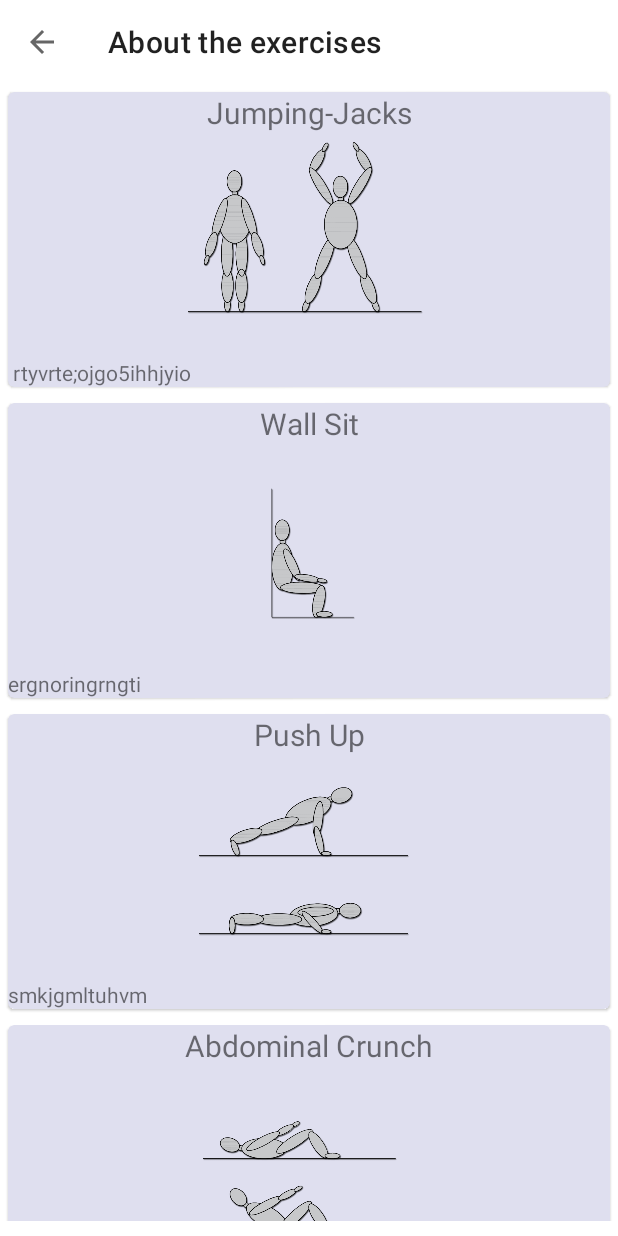
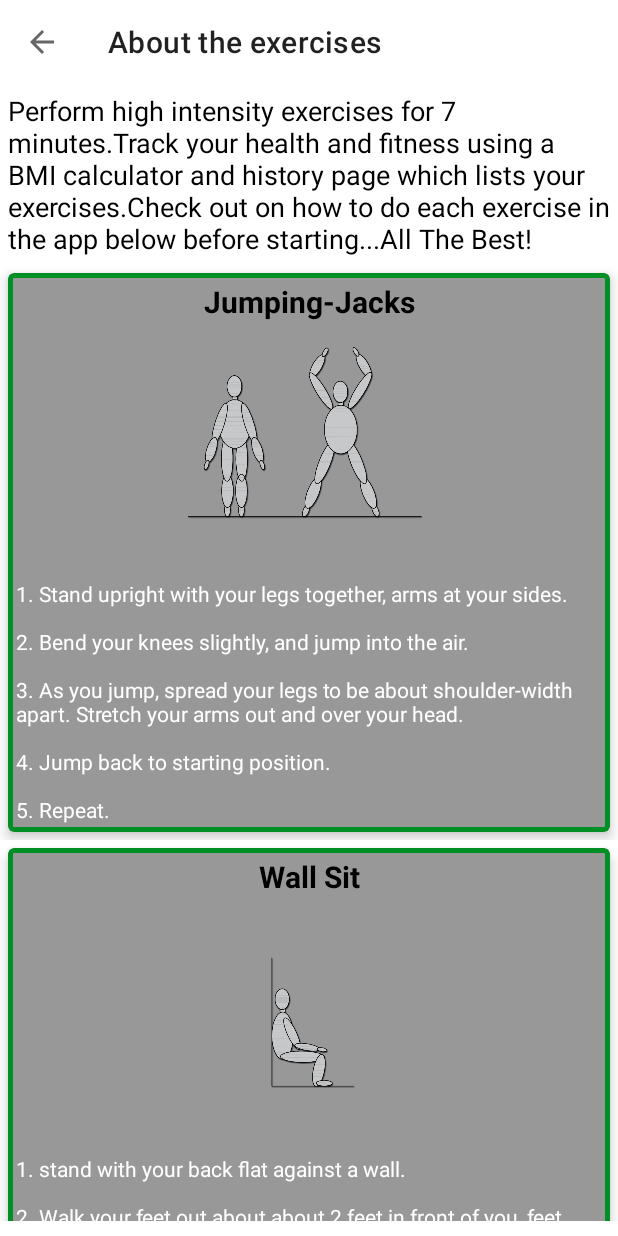
Before and after one commit to Samarth-Natrajan/7MinuteWorkout_App, an Android app: the screen it shows after launch (AboutExercisesActivity), after a tap on an icon or button, on a phone screen of 412 x 824 dp. Run offline under Robolectric (Android 15) with nearby library versions, the phone set to English and light mode, and no system bars.

Commit message:
99.99%complete

```diff
--- a/app/src/main/AndroidManifest.xml
+++ b/app/src/main/AndroidManifest.xml
@@ -9,25 +9,32 @@
         android:fullBackupContent="@xml/backup_rules"
         android:icon="@drawable/appicon3"
         android:label="@string/app_name"
+
         android:supportsRtl="true"
         android:theme="@style/Theme.7MinuteWorkoutApp"
         tools:targetApi="31">
         <activity
+            android:screenOrientation="portrait"
             android:name=".AboutExercisesActivity"
             android:exported="false" />
         <activity
+            android:screenOrientation="portrait"
             android:name=".HistoryActivity"
             android:exported="false" />
         <activity
+            android:screenOrientation="portrait"
             android:name=".BMIActivity"
             android:exported="false" />
         <activity
+            android:screenOrientation="portrait"
             android:name=".FinishActivity"
             android:exported="false" />
         <activity
+            android:screenOrientation="portrait"
             android:name=".ExerciseActivity"
             android:exported="false" />
         <activity
+            android:screenOrientation="portrait"
             android:name=".MainActivity"
             android:exported="true">
             <intent-filter>
--- a/app/src/main/java/com/example/a7minuteworkoutapp/AboutList.kt
+++ b/app/src/main/java/com/example/a7minuteworkoutapp/AboutList.kt
@@ -2,17 +2,100 @@ package com.example.a7minuteworkoutapp
 
 object AboutList {
     val aboutList = listOf<AboutExercise>(
-        AboutExercise("Jumping-Jacks",R.drawable.ic_jumping_jacks," rtyvrte;ojgo5ihhjyio"),
-        AboutExercise("Wall Sit",R.drawable.ic_wall_sit,"ergnoringrngti"),
-        AboutExercise("Push Up",R.drawable.ic_push_up,"smkjgmltuhvm"),
-        AboutExercise("Abdominal Crunch",R.drawable.ic_abdominal_crunch,"ihgeigoetjg"),
-        AboutExercise("Step up onto Chair",R.drawable.ic_step_up_onto_chair,"ihgeigoetjgjn"),
-        AboutExercise("Squat",R.drawable.ic_squat,"ejktngtjn"),
-        AboutExercise("Tricep Dip on Chair",R.drawable.ic_triceps_dip_on_chair,"ekjrngerlgbjg"),
-        AboutExercise("Plank",R.drawable.ic_plank,"oioenfrjge"),
-        AboutExercise("High Knees",R.drawable.ic_high_knees_running_in_place,"p2ofnringtng"),
-        AboutExercise("Lunges",R.drawable.ic_lunge,"wrgorgbtrj"),
-        AboutExercise("Push-up & Rotation",R.drawable.ic_push_up_and_rotation,"o3gb3i5brgi"),
-        AboutExercise("Side Plank",R.drawable.ic_side_plank,"roing3itbgit")
+        AboutExercise("Jumping-Jacks",R.drawable.ic_jumping_jacks,"1. Stand upright with your legs together, arms at your sides.\n" +
+                "\n" +
+                "2. Bend your knees slightly, and jump into the air. \n" +
+                "\n" +
+                "3. As you jump, spread your legs to be about shoulder-width apart. Stretch your arms out and over your head. \n" +
+                "\n" +
+                "4. Jump back to starting position.\n" +
+                "\n" +
+                "5. Repeat."),
+        AboutExercise("Wall Sit",R.drawable.ic_wall_sit,"1. stand with your back flat against a wall.\n" +
+            "\n"+
+                "2. Walk your feet out about about 2 feet in front of you, feet spread about 6 inches apart.\n" +
+                "\n" +
+                "3. Slide your back down the wall, bending your knees until they are bent at about a 90 degree angle.\n" +
+                "\n" +
+                "4. Hold this seated position for 20-60 seconds, contracting your abdominal muscles.\n" +
+                "\n" +
+                "5. Straighten your legs and come back to a standing lean against the wall."
+        ),
+        AboutExercise("Push Up",R.drawable.ic_push_up,"1. Get down on all fours, placing your hands slightly wider than your shoulders. \n" +
+                "\n" +
+                "2. Straighten your arms and legs. \n" +
+                "\n" +
+                "3. Lower your body until your chest nearly touches the floor. \n" +
+                "\n" +
+                "4. Pause, then push yourself back up. \n" +
+                "\n" +
+                "5. Repeat."),
+        AboutExercise("Abdominal Crunch",R.drawable.ic_abdominal_crunch,"1. Keep your knees comfortably apart.\n" +
+                "\n" +
+                "2. Fold your arms on your chest and tighten your abdominal muscles.\n" +
+                "\n"+
+                "3. Raise your head and shoulders off of the floor.\n" +
+                "\n" +
+                "4. Hold for three deep breaths, then return to starting position.\n" +
+                "\n"+
+                "5. Repeat" ),
+        AboutExercise("Step up onto Chair",R.drawable.ic_step_up_onto_chair,"1.Walkup to the chair with chair-sit facing in front of you.\n" +
+                "\n" +
+                "2. You should be 2 feet away from the chair. Next, take your right foot, step up and continue looking all the straight ahead and then stay back down. Similarly, switch legs, step back up and come down."),
+        AboutExercise("Squat",R.drawable.ic_squat,"1. Stand straight with feet hip-width apart.\n" + "\n"+
+                "2. Tighten your stomach muscles.\n" +
+                "\n"+
+                "3. Lower down, as if sitting in an invisible chair.\n" +
+                "\n"+
+                "4. Straighten your legs to lift back up.\n" +
+                "\n"+
+                "5. Repeat the movement"),
+        AboutExercise("Tricep Dip on Chair",R.drawable.ic_triceps_dip_on_chair,"1. Sit on your chair or bench with your arms at your side and your feet flat on the floor, hip distance apart.\n" +
+                "\n" +
+                "2. Position your hands so that your palms are down beside your hips. Your fingers should grip the front of the chair seat.\n" +
+                "\n" +
+                "3. Move your torso forward off the chair with your arms extended. Your buttocks should hover over the floor and your knees should be slightly bent. Your heels should touch the floor a few inches in front of your knees.\n" +
+                "\n" +
+                "4. Breathe in as you slowly lower your body, hinging at the elbows until each forms a 90-degree angle.\n" +
+                "\n" +
+                "5. Breathe out as you push up to your starting position with your arms fully extended."),
+        AboutExercise("Plank",R.drawable.ic_plank,"1. Begin in the plank position, face down with your forearms and toes on the floor. ...\n" +
+                "\n"+
+                "2. Engage your abdominal muscles, drawing your navel toward your spine. ...\n" +
+                "\n"+
+                "3.Hold this position for 30 seconds."),
+        AboutExercise("High Knees",R.drawable.ic_high_knees_running_in_place,"1. Stand tall with your feet about hip-to-shoulder-width apart and your arms at your sides.\n" +
+                "\n" +
+                "2. Looking straight ahead, open your chest, and engage your core muscles.\n" +
+                "\n" +
+                "3. Begin by bringing your right knee toward your chest, slightly above waist level. ...\n" +
+                "\n" +
+                "4. Quickly lower your right leg and left hand.\n" +
+                "\n"+
+                "5. Repeat."),
+        AboutExercise("Lunges",R.drawable.ic_lunge,"1. Stand tall with feet hip-width apart. Engage your core.\n" +
+                "\n" +
+                "2. Take a big step forward with right leg. Start to shift your weight forward so heel hits the floor first.\n" +
+                "\n" +
+                "3. Lower your body until right thigh is parallel to the floor and right shin is vertical. It’s OK if knee shifts forward a little as long as it doesn’t go past right toe. If mobility allows, lightly tap left knee to the floor while keeping weight in right heel.\n" +
+                "\n" +
+                "4. Press into right heel to drive back up to starting position.\n" +
+                "\n" +
+                "5. Repeat on the other side.\n" +
+                "\n"),
+        AboutExercise("Push-up & Rotation",R.drawable.ic_push_up_and_rotation,"1. Start in a standard push-up position, with the weight on the hands and toes.\n" +
+                "\n" +
+                "2. Bend the arms to lower the chest to the floor as per a standard push-up.\n" +
+                "\n"+
+                "3. As you push back up, shift your weight onto one side.\n" +
+                "\n"+
+                "4. Rotate your upper body and extend your arm straight up toward the ceiling."),
+        AboutExercise("Side Plank",R.drawable.ic_side_plank,"1. Lie on your right side with your legs straight and feet stacked on top of each other. ...\n" +
+                "\n" +
+                "2. With your neck neutral, breathe out and brace your core.\n" +
+                "\n"+
+                "3. Lift your hips off the mat so that you're supporting your weight on your elbow and the side of your right foot. ...\n" +
+                "\n" +
+                "4. Hold this position for the duration of the exercise.")
         )
 }
--- a/app/src/main/res/layout/activity_about_exercises.xml
+++ b/app/src/main/res/layout/activity_about_exercises.xml
@@ -11,7 +11,18 @@
         android:layout_width="match_parent"
         android:layout_height="?android:actionBarSize"
         />
+    <TextView
+        android:id="@+id/tvAbout"
+        android:layout_margin="5dp"
+        android:layout_width="match_parent"
+        android:layout_height="wrap_content"
+        android:textColor="@color/black"
+        android:text="Perform high intensity exercises for 7 minutes.Track your health and fitness using a BMI calculator and history page which lists your exercises.Check out on how to do each exercise in the app below before starting...All The Best!"
 
+        android:textAlignment="viewStart"
+        android:textSize="18sp"
+
+        />
     <androidx.recyclerview.widget.RecyclerView
         android:layout_marginBottom="10dp"
         android:id="@+id/aboutExerciseRv"
--- a/app/src/main/res/layout/activity_main.xml
+++ b/app/src/main/res/layout/activity_main.xml
@@ -79,8 +79,8 @@
         app:layout_constraintTop_toBottomOf="@id/myImageView"
         >
         <ImageView
-            android:layout_width="50dp"
-            android:layout_height="50dp"
+            android:layout_width="35dp"
+            android:layout_height="35dp"
             android:layout_gravity="center"
             android:src="@drawable/img_11"/>
     </FrameLayout>
--- a/app/src/main/res/layout/item_about_exercise.xml
+++ b/app/src/main/res/layout/item_about_exercise.xml
@@ -10,8 +10,10 @@
             android:id="@+id/Card"
             android:layout_width="match_parent"
             android:layout_height="wrap_content"
-            android:elevation="5dp"
-            android:backgroundTint="#DFDFEF"
+            app:cardElevation="5dp"
+            app:strokeWidth="3dp"
+            app:strokeColor="@color/colorAccent"
+            android:backgroundTint="#989898"
             android:layout_margin="5dp"
             >
         <LinearLayout
@@ -21,12 +23,16 @@
             <TextView
                 android:id="@+id/ExerciseName"
                 tools:text="Exercise Name"
+                android:layout_margin="5dp"
+                android:textColor="@color/black"
                 android:textSize="20sp"
+                android:textStyle="bold"
                 android:gravity="center"
                 android:layout_width="match_parent"
                 android:layout_height="wrap_content"/>
             <ImageView
                 android:id="@+id/ExercisePic"
+                android:layout_margin="5dp"
                 android:layout_width="match_parent"
                 android:layout_height="150dp"
                 android:src="@drawable/ic_jumping_jacks"/>
@@ -34,7 +40,9 @@
                 android:id="@+id/tvAboutExercise"
                 android:layout_width="match_parent"
                 android:layout_height="wrap_content"
+                android:layout_margin="5dp"
                 android:layout_gravity="center"
+                android:textColor="@color/white"
                 tools:text="lknfsljgleirnglgblkeajbrklgbrgcnrekufnciaucgoruegtnlcagfucnineseriucgnieangriuncggercnhgeruigmerucmiencuncieruuevnreiugncieugnceiucmigumigeur"/>
         </LinearLayout>
         </com.google.android.material.card.MaterialCardView>
```
